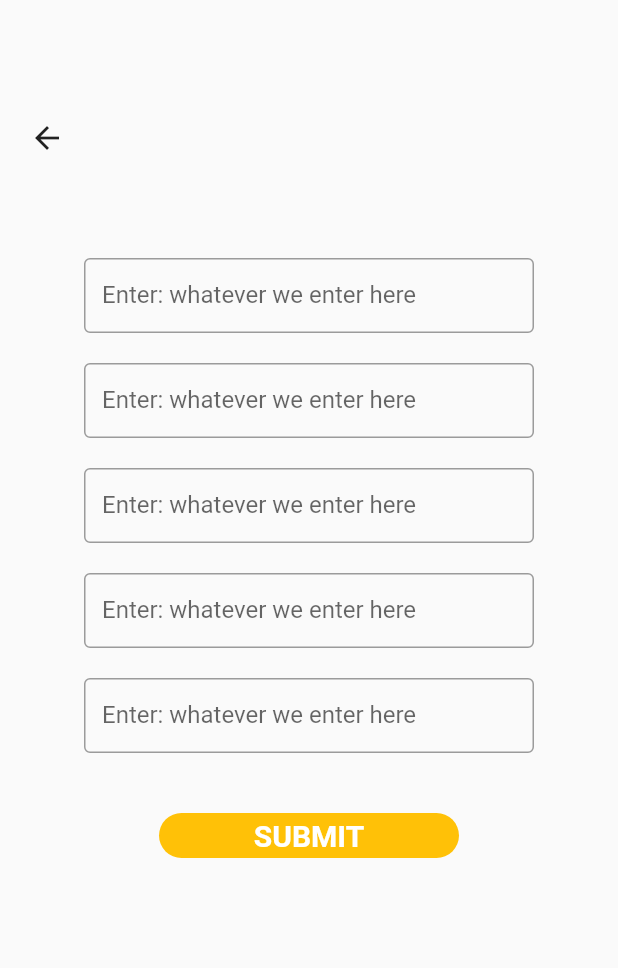
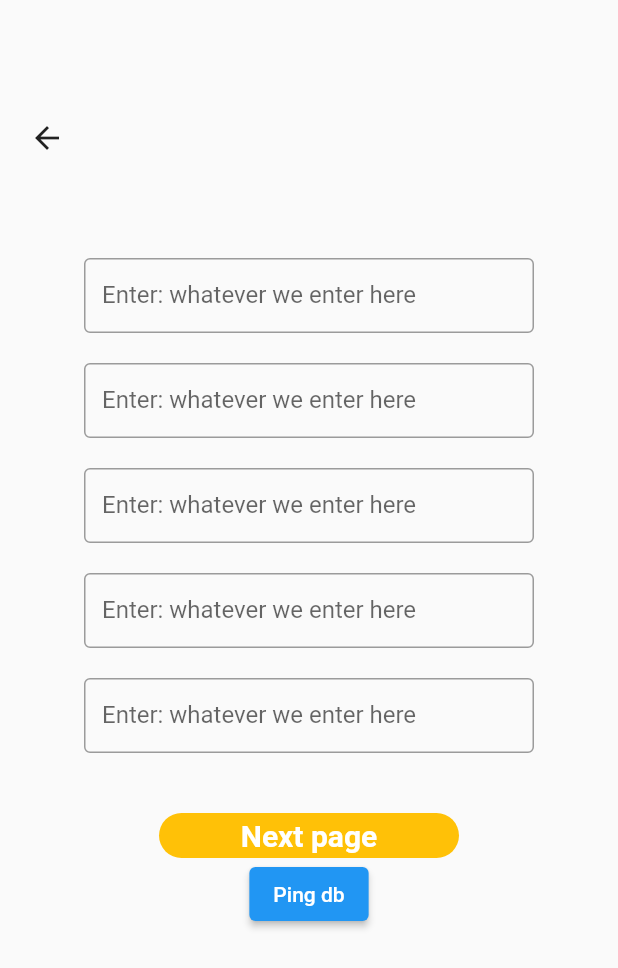
Before and after one commit to rnewso4/Project-Lowkey, a Flutter app: the screen it shows after launch, on a phone screen of 412 x 824 dp. Shown: the top 968 px of the screen. Run offline on Flutter 3.47's test engine with Material 2 defaults, Android fonts, the phone set to English and light mode, and no system bars; our stand-ins replace firebase_core, firebase_storage; accounts and stored records are empty.

Commit message:
FlutterFire ping (w/auth issue)

```diff
--- a/lowkey/lib/UI/create_new.dart
+++ b/lowkey/lib/UI/create_new.dart
@@ -1,6 +1,8 @@
 import 'package:flutter/material.dart';
 import 'package:flutter/services.dart';
 import 'package:lowkey/UI/homepage_list.dart';
+import 'package:lowkey/flutter_fire.dart';
+import '../flutter_fire.dart';
 
 class CreateNew extends StatefulWidget {
   const CreateNew({Key? key}) : super(key: key);
@@ -24,12 +26,10 @@ class _CreateNewState extends State<CreateNew> {
       //     )
       //   ),
       // ),
-      body: Stack(
-        children: [
+      body: Stack(children: [
         InkWell(
           borderRadius: BorderRadius.circular(5),
-            child:
-              const Align(
+          child: const Align(
             alignment: Alignment(-0.9, -0.8),
             child: Icon(Icons.arrow_back),
           ),
@@ -40,18 +40,19 @@ class _CreateNewState extends State<CreateNew> {
           child: SizedBox(
             height: 500,
             width: 400,
-              child: Column(
-                children: <Widget>[
+            child: Column(children: <Widget>[
               Container(
                 height: 50,
                 width: 300,
                 margin: const EdgeInsets.all(10),
                 child: const TextField(
                   decoration: InputDecoration(
-                        border: OutlineInputBorder(borderSide: BorderSide(width: 60)),
+                    border:
+                        OutlineInputBorder(borderSide: BorderSide(width: 60)),
                     labelText: 'Enter: whatever we enter here',
                   ),
-                      keyboardType: TextInputType.text, //whatever this is supposed to be
+                  keyboardType:
+                      TextInputType.text, //whatever this is supposed to be
                 ),
               ),
               Container(
@@ -60,7 +61,8 @@ class _CreateNewState extends State<CreateNew> {
                 margin: const EdgeInsets.all(10),
                 child: const TextField(
                   decoration: InputDecoration(
-                        border: OutlineInputBorder(borderSide: BorderSide(width: 60)),
+                    border:
+                        OutlineInputBorder(borderSide: BorderSide(width: 60)),
                     labelText: 'Enter: whatever we enter here',
                   ),
                   keyboardType: TextInputType.text,
@@ -72,7 +74,8 @@ class _CreateNewState extends State<CreateNew> {
                 margin: const EdgeInsets.all(10),
                 child: const TextField(
                   decoration: InputDecoration(
-                        border: OutlineInputBorder(borderSide: BorderSide(width:100)),
+                    border:
+                        OutlineInputBorder(borderSide: BorderSide(width: 100)),
                     labelText: 'Enter: whatever we enter here',
                   ),
                   keyboardType: TextInputType.text,
@@ -84,7 +87,8 @@ class _CreateNewState extends State<CreateNew> {
                 margin: const EdgeInsets.all(10),
                 child: const TextField(
                   decoration: InputDecoration(
-                        border: OutlineInputBorder(borderSide: BorderSide(width: 60)),
+                    border:
+                        OutlineInputBorder(borderSide: BorderSide(width: 60)),
                     labelText: 'Enter: whatever we enter here',
                   ),
                   keyboardType: TextInputType.text,
@@ -96,16 +100,19 @@ class _CreateNewState extends State<CreateNew> {
                 margin: const EdgeInsets.all(10),
                 child: const TextField(
                   decoration: InputDecoration(
-                        border: OutlineInputBorder(borderSide: BorderSide(width: 60)),
+                    border:
+                        OutlineInputBorder(borderSide: BorderSide(width: 60)),
                     labelText: 'Enter: whatever we enter here',
                   ),
                   keyboardType: TextInputType.text,
                 ),
               ),
               InkWell(
-                    onTap:() => Navigator.push(
+                onTap: () => Navigator.push(
                     context,
-                      MaterialPageRoute(builder: (context) => const HomepageList()) //change to whatever page its supposed to go to
+                    MaterialPageRoute(
+                        builder: (context) =>
+                            const HomepageList()) //change to whatever page its supposed to go to
                     ),
                 child: Container(
                   margin: const EdgeInsets.only(top: 30),
@@ -118,13 +125,11 @@ class _CreateNewState extends State<CreateNew> {
                           colors: <Color>[
                             Colors.amber,
                             Colors.amber,
-                          ]
-                        ),
-                        borderRadius: BorderRadius.all(Radius.circular(30))
-                      ),
+                          ]),
+                      borderRadius: BorderRadius.all(Radius.circular(30))),
                   child: const Center(
                     child: Text(
-                          'SUBMIT',
+                      'Next page',
                       style: TextStyle(
                         color: Colors.white,
                         fontWeight: FontWeight.bold,
@@ -134,8 +139,13 @@ class _CreateNewState extends State<CreateNew> {
                   ),
                 ),
               ),
-                ]
-              ),
+              ElevatedButton(
+                onPressed: () {
+                  flutter_fire().uploadString();
+                },
+                child: const Text('Ping db'),
+              )
+            ]),
           ),
         ),
       ] //children
--- a/lowkey/lib/flutter_fire.dart
+++ b/lowkey/lib/flutter_fire.dart
@@ -1 +1,20 @@
 import 'package:firebase_core/firebase_core.dart';
+import 'package:firebase_storage/firebase_storage.dart' as firebase_storage;
+
+class flutter_fire {
+  final Future<FirebaseApp> _initialization = Firebase.initializeApp();
+  firebase_storage.FirebaseStorage storage =
+      firebase_storage.FirebaseStorage.instance;
+
+  Future<void> uploadString() async {
+    String infoToUpload = "ping";
+    try {
+      await firebase_storage.FirebaseStorage.instance
+          .ref('uploads/hello-world.text')
+          .putString(infoToUpload,
+              format: firebase_storage.PutStringFormat.raw);
+    } catch (e) {
+      print("error uploading");
+    }
+  }
+}
--- a/lowkey/pubspec.yaml
+++ b/lowkey/pubspec.yaml
@@ -9,6 +9,7 @@ dependencies:
   flutter:
     sdk: flutter
   firebase_core: "1.7.0"
+  firebase_storage: "^10.0.5"
   cupertino_icons: ^1.0.2
 
 dev_dependencies:
```
Lines whose indentation alone changed are shown as unchanged.
